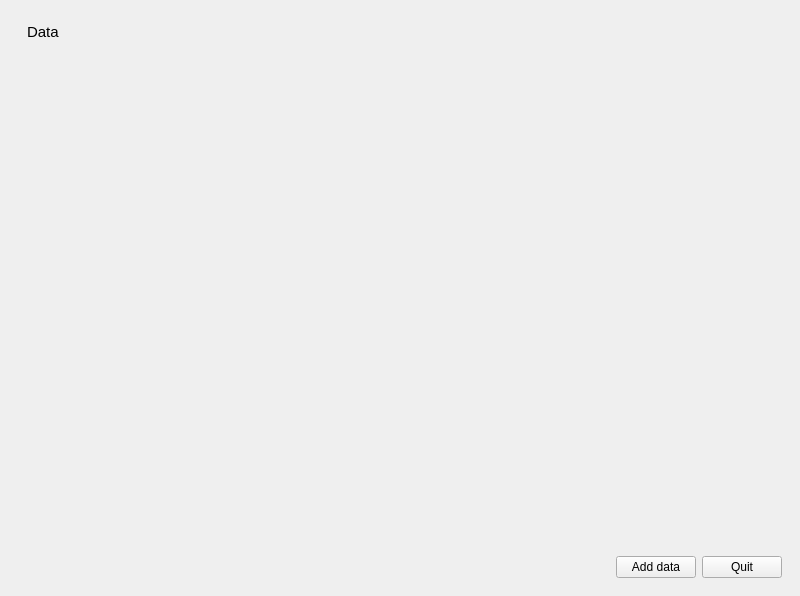
trannamtrung1st/FQCS-Research, file FQCS.ColorDetection/FQCS_DesktopApp_Structure/views/main_window.ui: the form before one commit.
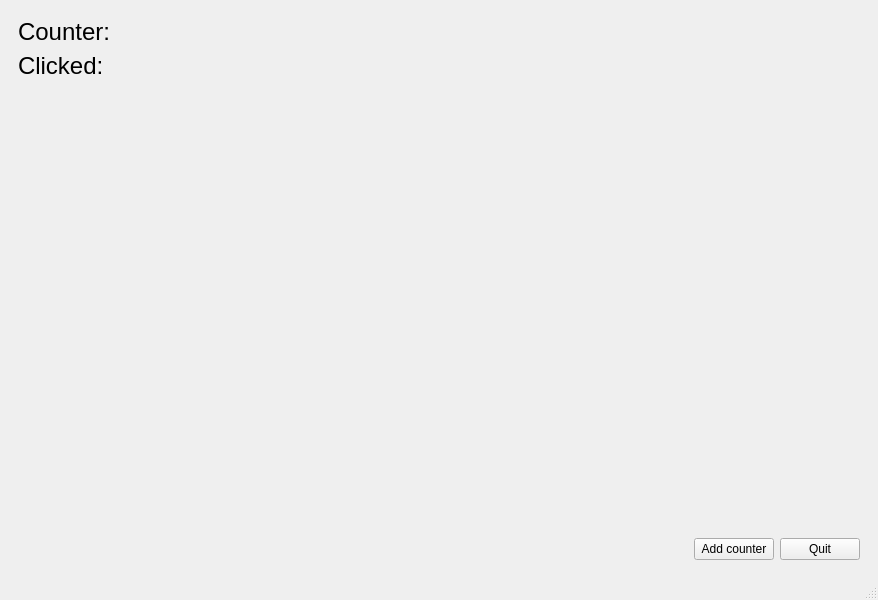
The form after the commit.

Diff of the .ui file:
```diff
--- a/FQCS.ColorDetection/FQCS_DesktopApp_Structure/views/main_window.ui
+++ b/FQCS.ColorDetection/FQCS_DesktopApp_Structure/views/main_window.ui
@@ -6,52 +6,22 @@
    <rect>
     <x>0</x>
     <y>0</y>
-    <width>800</width>
-    <height>596</height>
+    <width>878</width>
+    <height>600</height>
    </rect>
   </property>
-  <property name="sizePolicy">
-   <sizepolicy hsizetype="Fixed" vsizetype="Fixed">
-    <horstretch>0</horstretch>
-    <verstretch>0</verstretch>
-   </sizepolicy>
-  </property>
   <property name="windowTitle">
    <string>Main window</string>
   </property>
   <widget class="QWidget" name="centralwidget">
-   <layout class="QHBoxLayout" name="horizontalLayout">
-    <item>
-     <widget class="QWidget" name="lblGroup" native="true">
-      <layout class="QVBoxLayout" name="verticalLayout">
-       <item alignment="Qt::AlignLeft|Qt::AlignTop">
-        <widget class="QLabel" name="lblData">
-         <property name="font">
-          <font>
-           <family>Arial</family>
-           <pointsize>11</pointsize>
-           <kerning>true</kerning>
-          </font>
-         </property>
-         <property name="styleSheet">
-          <string notr="true">padding: 5%;
-</string>
-         </property>
-         <property name="text">
-          <string>Data</string>
-         </property>
-        </widget>
-       </item>
-      </layout>
-     </widget>
-    </item>
-    <item alignment="Qt::AlignRight|Qt::AlignBottom">
-     <widget class="QWidget" name="btnGroup" native="true">
-      <layout class="QHBoxLayout" name="horizontalLayout_2">
+   <layout class="QGridLayout" name="gridLayout" rowstretch="0" columnstretch="2,0">
+    <item row="0" column="1" alignment="Qt::AlignBottom">
+     <widget class="QWidget" name="containerRight" native="true">
+      <layout class="QHBoxLayout" name="horizontalLayout">
        <item>
         <widget class="QPushButton" name="btnAdd">
          <property name="text">
-          <string>Add data</string>
+          <string>Add counter</string>
          </property>
         </widget>
        </item>
@@ -65,6 +35,36 @@
       </layout>
      </widget>
     </item>
+    <item row="0" column="0" alignment="Qt::AlignTop">
+     <widget class="QWidget" name="containerLef" native="true">
+      <layout class="QVBoxLayout" name="verticalLayout">
+       <item alignment="Qt::AlignTop">
+        <widget class="QLabel" name="lblCounter">
+         <property name="font">
+          <font>
+           <pointsize>18</pointsize>
+          </font>
+         </property>
+         <property name="text">
+          <string>Counter: </string>
+         </property>
+        </widget>
+       </item>
+       <item alignment="Qt::AlignTop">
+        <widget class="QLabel" name="lblClicked">
+         <property name="font">
+          <font>
+           <pointsize>18</pointsize>
+          </font>
+         </property>
+         <property name="text">
+          <string>Clicked:</string>
+         </property>
+        </widget>
+       </item>
+      </layout>
+     </widget>
+    </item>
    </layout>
   </widget>
   <widget class="QMenuBar" name="menubar">
@@ -77,6 +77,7 @@
     </rect>
    </property>
   </widget>
+  <widget class="QStatusBar" name="statusbar"/>
  </widget>
  <resources/>
  <connections/>
```
Left out of the diff: 4 changed lines with no effect on the pictures.
